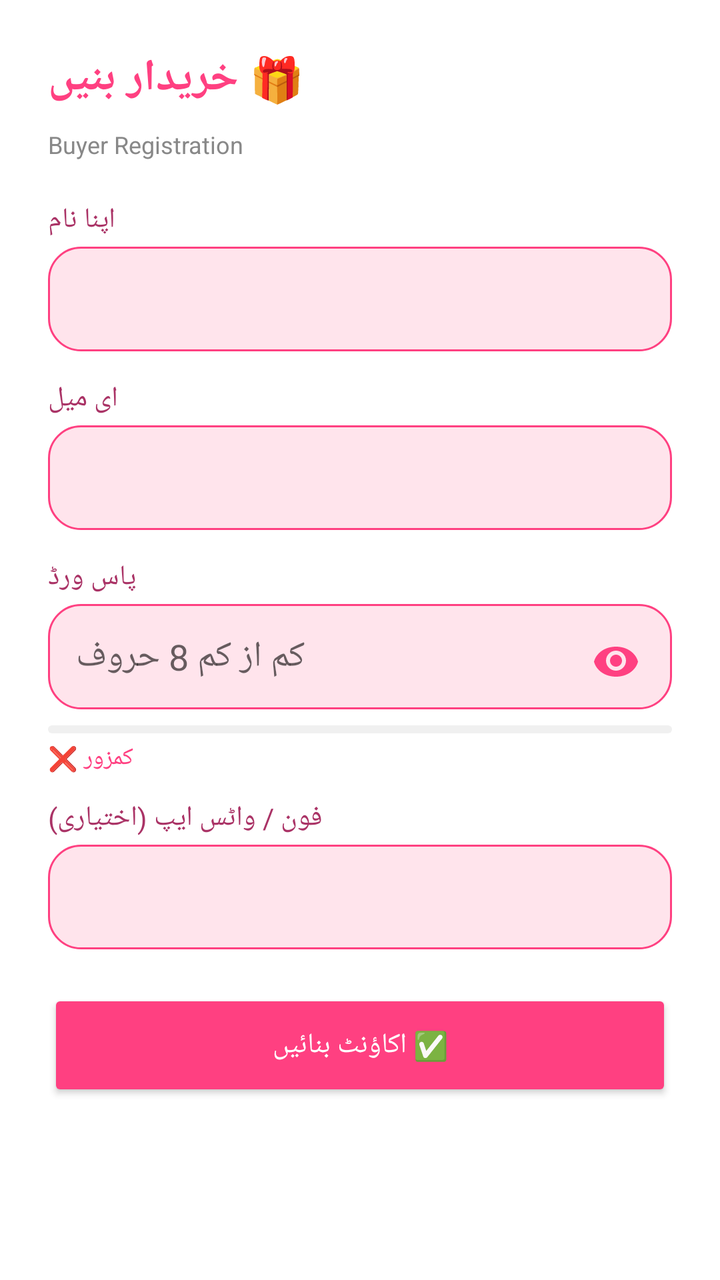
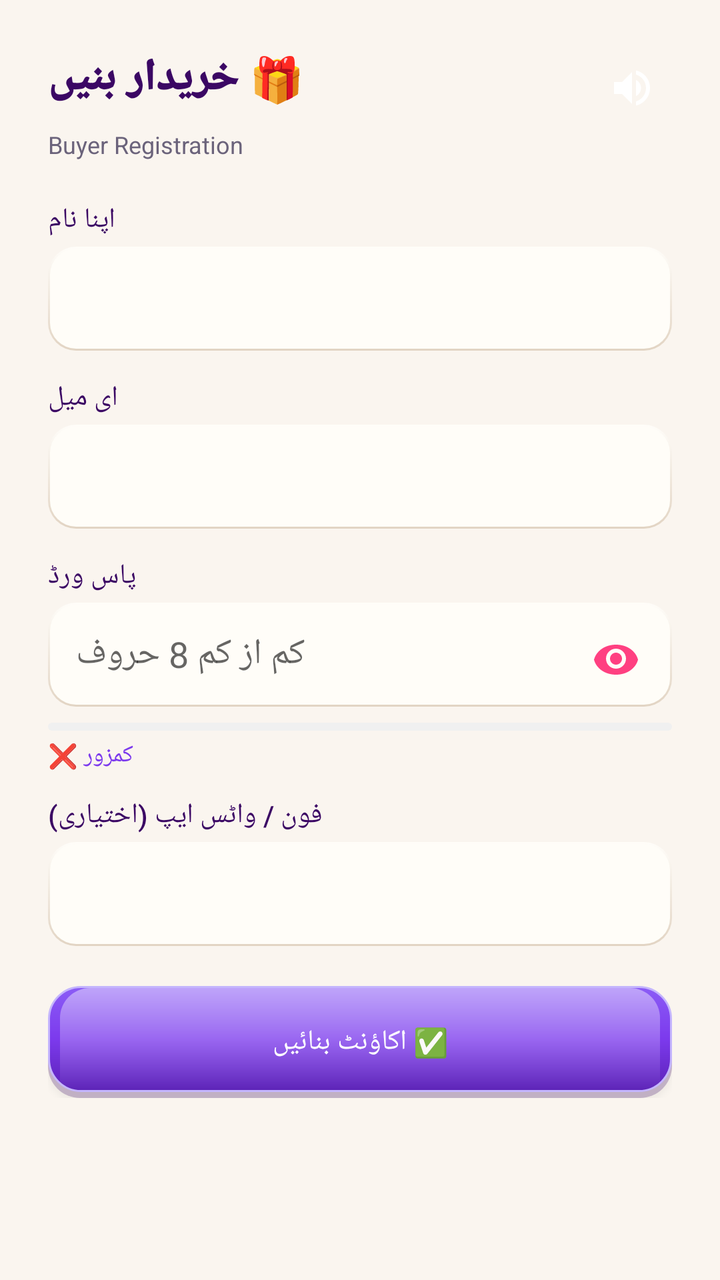

Two renders of the same Android screen: before a commit and after it. Below are the layout's source before the change and the commit's diff.
<!-- AndroidManifest.xml: application theme Theme.SheEmpower -->
<!-- res/layout/activity_buyer_register.xml -->
<?xml version="1.0" encoding="utf-8"?>
<ScrollView xmlns:android="http://schemas.android.com/apk/res/android"
    android:layout_width="match_parent" android:layout_height="match_parent" android:background="#FFFFFF">
    <LinearLayout
        android:layout_width="match_parent" android:layout_height="wrap_content"
        android:orientation="vertical"
        android:background="?android:attr/windowBackground"
        android:padding="24dp">

        <RelativeLayout
            android:layout_width="match_parent"
            android:layout_height="wrap_content">
            <TextView android:layout_width="wrap_content" android:layout_height="wrap_content"
                android:text="🎁 خریدار بنیں" android:textSize="22sp" android:textStyle="bold" android:textColor="#FF4081" />
            <ImageButton
                android:id="@+id/btnSpeaker"
                android:layout_width="40dp"
                android:layout_height="40dp"
                android:layout_alignParentEnd="true"
                android:layout_centerVertical="true"
                android:background="?attr/selectableItemBackgroundBorderless"
                android:src="@drawable/ic_speaker"
                android:contentDescription="Speaker" />
        </RelativeLayout>
        <TextView android:layout_width="wrap_content" android:layout_height="wrap_content"
            android:text="Buyer Registration" android:textSize="12sp" android:textColor="#888888" android:layout_marginBottom="20dp" />

        
        
        
        <TextView android:layout_width="wrap_content" android:layout_height="wrap_content" android:text="اپنا نام" android:textColor="#AA3366" android:layout_marginBottom="4dp" />
        <com.google.android.material.textfield.TextInputEditText android:id="@+id/etName"
            android:layout_width="match_parent" android:layout_height="wrap_content"
            android:padding="14dp" android:background="@drawable/bg_rounded_pink" android:layout_marginBottom="14dp" />

        
        
        
        <TextView android:layout_width="wrap_content" android:layout_height="wrap_content" android:text="ای میل" android:textColor="#AA3366" android:layout_marginBottom="4dp" />
        <com.google.android.material.textfield.TextInputEditText android:id="@+id/etEmail"
            android:layout_width="match_parent" android:layout_height="wrap_content"
            android:padding="14dp" android:background="@drawable/bg_rounded_pink" android:layout_marginBottom="14dp" />

        
        
        
        <TextView android:layout_width="wrap_content" android:layout_height="wrap_content" android:text="پاس ورڈ" android:textColor="#AA3366" android:layout_marginBottom="4dp" />

        
        <FrameLayout
            android:layout_width="match_parent"
            android:layout_height="wrap_content"
            android:layout_marginBottom="8dp">

            <com.google.android.material.textfield.TextInputEditText
                android:id="@+id/etPassword"
                android:layout_width="match_parent"
                android:layout_height="wrap_content"
                android:inputType="textPassword"
                android:hint="کم از کم 8 حروف"
                android:padding="14dp"
                android:paddingEnd="45dp"
                android:background="@drawable/bg_rounded_pink" />

            
            <ImageButton
                android:id="@+id/togglePasswordVisibility"
                android:layout_width="40dp"
                android:layout_height="40dp"
                android:layout_gravity="end|center_vertical"
                android:layout_marginEnd="8dp"
                android:background="?attr/selectableItemBackgroundBorderless"
                android:src="@drawable/ic_eye_closed"
                android:contentDescription="Toggle Password Visibility"
                android:scaleType="centerInside" />
        </FrameLayout>

        
        
        
        
        <ProgressBar
            android:id="@+id/passwordStrengthBar"
            android:layout_width="match_parent"
            android:layout_height="4dp"
            android:layout_marginBottom="4dp"
            android:progressDrawable="@drawable/progress_password_strength"
            style="@style/Widget.AppCompat.ProgressBar.Horizontal" />

        
        <TextView
            android:id="@+id/passwordStrengthText"
            android:layout_width="wrap_content"
            android:layout_height="wrap_content"
            android:text="کمزور ❌"
            android:textSize="12sp"
            android:textColor="#FF4081"
            android:layout_marginBottom="12dp" />

        
        
        
        <TextView android:layout_width="wrap_content" android:layout_height="wrap_content" android:text="فون / واٹس ایپ (اختیاری)" android:textColor="#AA3366" android:layout_marginBottom="4dp" />
        <com.google.android.material.textfield.TextInputEditText android:id="@+id/etPhone"
            android:layout_width="match_parent" android:layout_height="wrap_content"
            android:padding="14dp" android:background="@drawable/bg_rounded_pink" android:layout_marginBottom="20dp" />

        
        
        
        <Button android:id="@+id/btnRegister"
            android:layout_width="match_parent" android:layout_height="56dp"
            android:text="✅ اکاؤنٹ بنائیں" android:backgroundTint="#FF4081" android:textColor="#FFFFFF" />

    </LinearLayout>
</ScrollView>
<!-- resources referenced by this layout -->
<resources>
  <!-- drawable bg_rounded_pink (drawable) -->
  <?xml version="1.0" encoding="utf-8"?>
  <shape xmlns:android="http://schemas.android.com/apk/res/android">
      <solid android:color="#FFE4EC" />
      <stroke android:width="1dp" android:color="#FF4081" />
      <corners android:radius="16dp" />
  </shape>
  <!-- drawable ic_speaker (drawable) -->
  <?xml version="1.0" encoding="utf-8"?>
  <vector xmlns:android="http://schemas.android.com/apk/res/android"
      android:width="24dp"
      android:height="24dp"
      android:viewportWidth="24"
      android:viewportHeight="24">
      <path
          android:fillColor="#FFFFFF"
          android:pathData="M3,9v6h4l5,5V4L7,9H3zm13.5,3c0-1.77-1.02-3.29-2.5-4.03v8.05c1.48-0.73,2.5-2.25,2.5-4.02zM14,3.23v2.06c2.89,0.86,5,3.54,5,6.71s-2.11,5.85-5,6.71v2.06c4.01-0.91,7-4.49,7-8.77s-2.99-7.86-7-8.77z"/>
  </vector>
  <!-- drawable progress_password_strength (drawable) -->
  <?xml version="1.0" encoding="utf-8"?>
  <layer-list xmlns:android="http://schemas.android.com/apk/res/android">
      
      <item android:id="@android:id/background">
          <shape android:shape="rectangle">
              <solid android:color="#F0F0F0" />
              <corners android:radius="2dp" />
          </shape>
      </item>
  
      
      <item android:id="@android:id/progress">
          <clip>
              <shape android:shape="rectangle">
                  <solid android:color="#FF4081" />
                  <corners android:radius="2dp" />
              </shape>
          </clip>
      </item>
  </layer-list>
  <style name="Theme.SheEmpower" parent="Theme.AppCompat.Light.NoActionBar">
          <item name="colorPrimary">#FF4081</item>
          <item name="colorPrimaryDark">#C2185B</item>
          <item name="colorAccent">#FF4081</item>
          <item name="android:windowBackground">@color/bg_light</item>
          <item name="android:colorBackground">@color/white</item>
          <item name="android:textColorPrimary">@color/text_light</item>
          <item name="android:textColorSecondary">@color/text_gray</item>
      </style>
  <color name="bg_light">#FFFFFF</color>
  <color name="white">#FFFFFF</color>
  <color name="text_light">#333333</color>
  <color name="text_gray">#888888</color>
  <!-- unchanged entries left out for length: 1 -->
</resources>

<!-- the commit's change to res/layout/activity_buyer_register.xml (unified diff, before → after) -->
@@ -1,17 +1,28 @@
 <?xml version="1.0" encoding="utf-8"?>
 <ScrollView xmlns:android="http://schemas.android.com/apk/res/android"
-    android:layout_width="match_parent" android:layout_height="match_parent" android:background="#FFFFFF">
+    android:layout_width="match_parent"
+    android:layout_height="match_parent"
+    android:background="@color/bg_cream">
+
     <LinearLayout
-        android:layout_width="match_parent" android:layout_height="wrap_content"
+        android:layout_width="match_parent"
+        android:layout_height="wrap_content"
         android:orientation="vertical"
-        android:background="?android:attr/windowBackground"
+        android:background="@color/bg_cream"
         android:padding="24dp">
 
         <RelativeLayout
             android:layout_width="match_parent"
             android:layout_height="wrap_content">
-            <TextView android:layout_width="wrap_content" android:layout_height="wrap_content"
-                android:text="🎁 خریدار بنیں" android:textSize="22sp" android:textStyle="bold" android:textColor="#FF4081" />
+
+            <TextView
+                android:layout_width="wrap_content"
+                android:layout_height="wrap_content"
+                android:text="🎁 خریدار بنیں"
+                android:textSize="22sp"
+                android:fontFamily="sans-serif-black"
+                android:textColor="@color/lavender_text" />
+
             <ImageButton
                 android:id="@+id/btnSpeaker"
                 android:layout_width="40dp"
@@ -22,47 +33,70 @@
                 android:src="@drawable/ic_speaker"
                 android:contentDescription="Speaker" />
         </RelativeLayout>
-        <TextView android:layout_width="wrap_content" android:layout_height="wrap_content"
-            android:text="Buyer Registration" android:textSize="12sp" android:textColor="#888888" android:layout_marginBottom="20dp" />
 
-        
-        
-        
-        <TextView android:layout_width="wrap_content" android:layout_height="wrap_content" android:text="اپنا نام" android:textColor="#AA3366" android:layout_marginBottom="4dp" />
-        <com.google.android.material.textfield.TextInputEditText android:id="@+id/etName"
-            android:layout_width="match_parent" android:layout_height="wrap_content"
-            android:padding="14dp" android:background="@drawable/bg_rounded_pink" android:layout_marginBottom="14dp" />
+        <TextView
+            android:layout_width="wrap_content"
+            android:layout_height="wrap_content"
+            android:text="Buyer Registration"
+            android:textSize="12sp"
+            android:textColor="@color/text_gray"
+            android:layout_marginBottom="20dp" />
 
-        
-        
-        
-        <TextView android:layout_width="wrap_content" android:layout_height="wrap_content" android:text="ای میل" android:textColor="#AA3366" android:layout_marginBottom="4dp" />
-        <com.google.android.material.textfield.TextInputEditText android:id="@+id/etEmail"
-            android:layout_width="match_parent" android:layout_height="wrap_content"
-            android:padding="14dp" android:background="@drawable/bg_rounded_pink" android:layout_marginBottom="14dp" />
+        <TextView
+            android:layout_width="wrap_content"
+            android:layout_height="wrap_content"
+            android:text="اپنا نام"
+            android:fontFamily="sans-serif-medium"
+            android:textColor="@color/lavender_text"
+            android:layout_marginBottom="4dp" />
 
-        
-        
-        
-        <TextView android:layout_width="wrap_content" android:layout_height="wrap_content" android:text="پاس ورڈ" android:textColor="#AA3366" android:layout_marginBottom="4dp" />
+        <com.google.android.material.textfield.TextInputEditText
+            android:id="@+id/etName"
+            android:layout_width="match_parent"
+            android:layout_height="52dp"
+            android:padding="14dp"
+            android:background="@drawable/bg_skeu_input"
+            android:layout_marginBottom="14dp" />
 
-        
+        <TextView
+            android:layout_width="wrap_content"
+            android:layout_height="wrap_content"
+            android:text="ای میل"
+            android:fontFamily="sans-serif-medium"
+            android:textColor="@color/lavender_text"
+            android:layout_marginBottom="4dp" />
+
+        <com.google.android.material.textfield.TextInputEditText
+            android:id="@+id/etEmail"
+            android:layout_width="match_parent"
+            android:layout_height="52dp"
+            android:padding="14dp"
+            android:background="@drawable/bg_skeu_input"
+            android:layout_marginBottom="14dp" />
+
+        <TextView
+            android:layout_width="wrap_content"
+            android:layout_height="wrap_content"
+            android:text="پاس ورڈ"
+            android:fontFamily="sans-serif-medium"
+            android:textColor="@color/lavender_text"
+            android:layout_marginBottom="4dp" />
+
         <FrameLayout
             android:layout_width="match_parent"
-            android:layout_height="wrap_content"
+            android:layout_height="52dp"
             android:layout_marginBottom="8dp">
 
             <com.google.android.material.textfield.TextInputEditText
                 android:id="@+id/etPassword"
                 android:layout_width="match_parent"
-                android:layout_height="wrap_content"
+                android:layout_height="match_parent"
                 android:inputType="textPassword"
                 android:hint="کم از کم 8 حروف"
                 android:padding="14dp"
                 android:paddingEnd="45dp"
-                android:background="@drawable/bg_rounded_pink" />
+                android:background="@drawable/bg_skeu_input" />
 
-            
             <ImageButton
                 android:id="@+id/togglePasswordVisibility"
                 android:layout_width="40dp"
@@ -75,10 +109,6 @@
                 android:scaleType="centerInside" />
         </FrameLayout>
 
-        
-        
-        
-        
         <ProgressBar
             android:id="@+id/passwordStrengthBar"
             android:layout_width="match_parent"
@@ -87,30 +117,40 @@
             android:progressDrawable="@drawable/progress_password_strength"
             style="@style/Widget.AppCompat.ProgressBar.Horizontal" />
 
-        
         <TextView
             android:id="@+id/passwordStrengthText"
             android:layout_width="wrap_content"
             android:layout_height="wrap_content"
             android:text="کمزور ❌"
             android:textSize="12sp"
-            android:textColor="#FF4081"
+            android:fontFamily="sans-serif-medium"
+            android:textColor="@color/lavender_primary"
             android:layout_marginBottom="12dp" />
 
-        
-        
-        
-        <TextView android:layout_width="wrap_content" android:layout_height="wrap_content" android:text="فون / واٹس ایپ (اختیاری)" android:textColor="#AA3366" android:layout_marginBottom="4dp" />
-        <com.google.android.material.textfield.TextInputEditText android:id="@+id/etPhone"
-            android:layout_width="match_parent" android:layout_height="wrap_content"
-            android:padding="14dp" android:background="@drawable/bg_rounded_pink" android:layout_marginBottom="20dp" />
+        <TextView
+            android:layout_width="wrap_content"
+            android:layout_height="wrap_content"
+            android:text="فون / واٹس ایپ (اختیاری)"
+            android:fontFamily="sans-serif-medium"
+            android:textColor="@color/lavender_text"
+            android:layout_marginBottom="4dp" />
 
-        
-        
-        
-        <Button android:id="@+id/btnRegister"
-            android:layout_width="match_parent" android:layout_height="56dp"
-            android:text="✅ اکاؤنٹ بنائیں" android:backgroundTint="#FF4081" android:textColor="#FFFFFF" />
+        <com.google.android.material.textfield.TextInputEditText
+            android:id="@+id/etPhone"
+            android:layout_width="match_parent"
+            android:layout_height="52dp"
+            android:padding="14dp"
+            android:background="@drawable/bg_skeu_input"
+            android:layout_marginBottom="20dp" />
+
+        <Button
+            android:id="@+id/btnRegister"
+            android:layout_width="match_parent"
+            android:layout_height="56dp"
+            android:text="✅ اکاؤنٹ بنائیں"
+            android:fontFamily="sans-serif-medium"
+            android:background="@drawable/bg_skeu_button_primary"
+            android:textColor="#FFFFFF" />
 
     </LinearLayout>
 </ScrollView>
<!-- resource entries referenced after the edit -->
@@ -1,12 +1,8 @@
 <!-- resources referenced by this layout -->
 <resources>
-  <!-- drawable bg_rounded_pink (drawable) -->
-  <?xml version="1.0" encoding="utf-8"?>
-  <shape xmlns:android="http://schemas.android.com/apk/res/android">
-      <solid android:color="#FFE4EC" />
-      <stroke android:width="1dp" android:color="#FF4081" />
-      <corners android:radius="16dp" />
-  </shape>
+  <color name="bg_cream">#FAF5EF</color>
+  <color name="lavender_primary">#7C3AED</color>
+  <color name="lavender_text">#3B0764</color>
   <!-- drawable ic_speaker (drawable) -->
   <?xml version="1.0" encoding="utf-8"?>
   <vector xmlns:android="http://schemas.android.com/apk/res/android"
@@ -40,18 +36,71 @@
       </item>
   </layer-list>
   <style name="Theme.SheEmpower" parent="Theme.AppCompat.Light.NoActionBar">
-          <item name="colorPrimary">#FF4081</item>
-          <item name="colorPrimaryDark">#C2185B</item>
-          <item name="colorAccent">#FF4081</item>
-          <item name="android:windowBackground">@color/bg_light</item>
-          <item name="android:colorBackground">@color/white</item>
-          <item name="android:textColorPrimary">@color/text_light</item>
+          <item name="colorPrimary">@color/lavender_primary</item>
+          <item name="colorPrimaryDark">@color/lavender_dark</item>
+          <item name="colorAccent">@color/lavender_primary</item>
+          <item name="android:windowBackground">@color/bg_cream</item>
+          <item name="android:colorBackground">@color/bg_cream</item>
+          <item name="android:textColorPrimary">@color/text_dark</item>
           <item name="android:textColorSecondary">@color/text_gray</item>
       </style>
-  <color name="bg_light">#FFFFFF</color>
-  <color name="white">#FFFFFF</color>
-  <color name="text_light">#333333</color>
-  <color name="text_gray">#888888</color>
+  <color name="lavender_dark">#5B21B6</color>
+  <color name="text_dark">#2D253B</color>
+  <color name="text_gray">#6B637B</color>
+  <!-- drawable bg_skeu_button_primary (drawable) -->
+  <?xml version="1.0" encoding="utf-8"?>
+  <layer-list xmlns:android="http://schemas.android.com/apk/res/android">
+      
+      <item android:top="3dp">
+          <shape android:shape="rectangle">
+              <solid android:color="#403B0764" />
+              <corners android:radius="16dp" />
+          </shape>
+      </item>
+      
+      <item android:bottom="3dp">
+          <shape android:shape="rectangle">
+              <gradient
+                  android:startColor="#8B5CF6"
+                  android:centerColor="@color/lavender_primary"
+                  android:endColor="@color/lavender_dark"
+                  android:angle="270" />
+              <stroke android:width="1dp" android:color="#C4B5FD" />
+              <corners android:radius="16dp" />
+          </shape>
+      </item>
+      
+      <item android:bottom="3dp" android:top="1dp" android:left="6dp" android:right="6dp">
+          <shape android:shape="rectangle">
+              <gradient
+                  android:startColor="#70FFFFFF"
+                  android:endColor="#00FFFFFF"
+                  android:angle="270" />
+              <corners android:topLeftRadius="15dp" android:topRightRadius="15dp" />
+          </shape>
+      </item>
+  </layer-list>
+  <!-- drawable bg_skeu_input (drawable) -->
+  <?xml version="1.0" encoding="utf-8"?>
+  <layer-list xmlns:android="http://schemas.android.com/apk/res/android">
+      
+      <item>
+          <shape android:shape="rectangle">
+              <gradient
+                  android:startColor="#E2D4C3"
+                  android:endColor="#FFFDF9"
+                  android:angle="90" />
+              <corners android:radius="14dp" />
+          </shape>
+      </item>
+      
+      <item android:top="1dp" android:left="1dp" android:right="1dp" android:bottom="1dp">
+          <shape android:shape="rectangle">
+              <solid android:color="#FFFDF8" />
+              <corners android:radius="13dp" />
+          </shape>
+      </item>
+  </layer-list>
   <!-- unchanged entries left out for length: 1 -->
 </resources>
 
